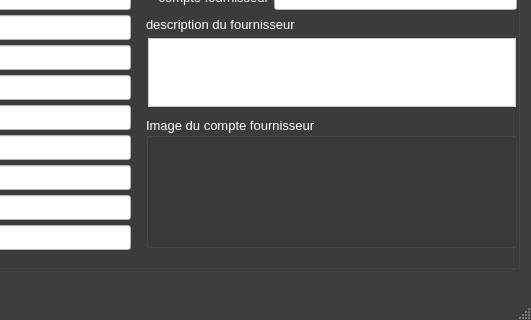
The window that ui/yeroth-erp-fournisseur-details-window.ui (xnoumbissinoundou/yeroth-erp-3.0) describes before a commit, drawn with Qt 5; both pictures show x 269 to 800 and y 280 to 600 of the 800 by 600 pixel window.
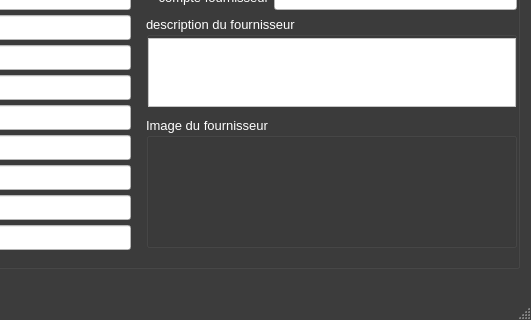
The same window after the commit. Icons and pictures are not drawn. Custom widgets are drawn as their Qt base class.

Commit message: On branch master 	modified:   bin/yeroth-erp-3-0_english.qm 	modified:   ui/yeroth-erp-fournisseur-details-window.ui 	modified:   yeroth-erp-3-0_english.ts

The edit to the form file:
```diff
--- a/ui/yeroth-erp-fournisseur-details-window.ui
+++ b/ui/yeroth-erp-fournisseur-details-window.ui
@@ -10577,7 +10577,7 @@
       </font>
      </property>
      <property name="title">
-      <string>Image du compte fournisseur</string>
+      <string>Image du fournisseur</string>
      </property>
      <widget class="QLabel" name="label_image_produit">
       <property name="geometry">
```
Left out of the diff: 2 changed lines with no effect on the pictures. The commit also changes 2 other files.
